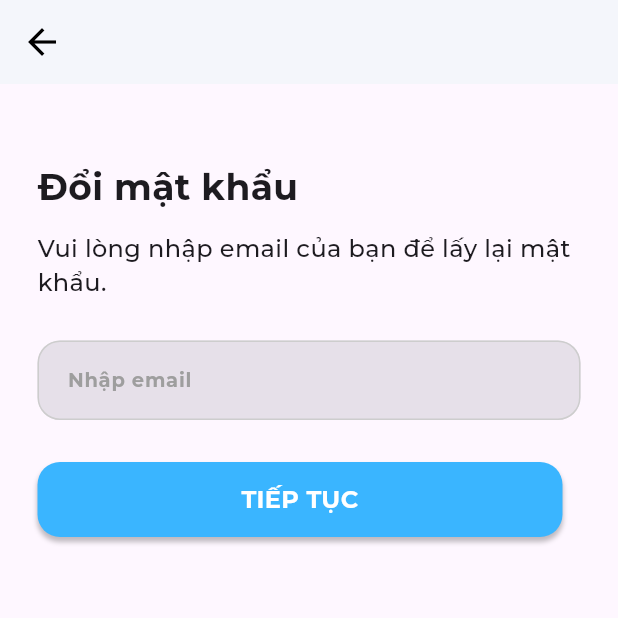
After one commit to anhtu193/careOn, a Flutter app: the screen it shows once a user with an empty profile is signed in, item 4 of the bottom bar chosen, after a tap on "Đổi mật khẩu", on a phone screen of 412 x 824 dp, the top half of it. The commit adds this screen. Run offline on Flutter 3.47's test engine with Material 3 defaults, Android fonts, the phone set to English and light mode, and no system bars; our stand-ins replace cloud_firestore, firebase_auth, firebase_core, flutter_local_notifications, google_nav_bar and 3 more; missing offline and left inert: dart:ffi, dialog_flowtter; accounts and stored records are empty; network calls fail; project files that could hold a hidden picture were left out.

Commit message:
Complete app function

```diff
--- a/lib/components/sign_in_button.dart
+++ b/lib/components/sign_in_button.dart
@@ -3,15 +3,19 @@ import 'package:flutter/material.dart';
 class SignInButton extends StatelessWidget {
   final Function()? onTap;
   final String buttonName;
+  final double width;
   const SignInButton(
-      {super.key, required this.onTap, required this.buttonName});
+      {super.key,
+      required this.onTap,
+      required this.buttonName,
+      required this.width});
 
   @override
   Widget build(BuildContext context) {
     return GestureDetector(
       onTap: onTap,
       child: Container(
-        width: 309,
+        width: width,
         height: 50,
         decoration: BoxDecoration(
           color: Color(0xff3ab5ff),
--- a/lib/pages/add_reminder_page.dart
+++ b/lib/pages/add_reminder_page.dart
@@ -335,7 +335,6 @@ class _AddReminderPageState extends State<AddReminderPage> {
         }).catchError((error) {
           print("Lỗi khi cập nhật nhắc nhở: $error");
         });
-        Navigator.pop(context);
       }
     }
   }
--- /dev/null
+++ b/lib/pages/forgot_password_page.dart
@@ -0,0 +1,109 @@
+import 'package:care_on/components/sign_in_button.dart';
+import 'package:care_on/components/textfield.dart';
+import 'package:care_on/pages/email_sent_page.dart';
+import 'package:firebase_auth/firebase_auth.dart';
+import 'package:flutter/material.dart';
+
+class ForgotPasswordPage extends StatefulWidget {
+  const ForgotPasswordPage({super.key});
+
+  @override
+  State<ForgotPasswordPage> createState() => _ForgotPasswordPageState();
+}
+
+class _ForgotPasswordPageState extends State<ForgotPasswordPage> {
+  final emailController = TextEditingController();
+
+  Future passwordReset() async {
+    if (emailController.value.text.isEmpty) {
+      ScaffoldMessenger.of(context).showSnackBar(const SnackBar(
+        content: Text(
+          'Vui lòng nhập email để lấy lại mật khẩu!',
+          style: TextStyle(
+              fontFamily: 'Montserrat',
+              fontWeight: FontWeight.w500,
+              fontSize: 16),
+        ),
+        duration: Duration(seconds: 2), // Thời gian hiển thị SnackBar
+      ));
+    } else {
+      try {
+        await FirebaseAuth.instance
+            .sendPasswordResetEmail(email: emailController.text);
+        Navigator.push(
+          context,
+          MaterialPageRoute(
+            builder: (context) => EmailSentPage(),
+          ),
+        );
+      } on FirebaseAuthException catch (e) {
+        print(e);
+        showDialog(
+            context: context,
+            builder: (context) {
+              return AlertDialog(
+                content: Text(e.message.toString()),
+              );
+            });
+      }
+    }
+  }
+
+  @override
+  Widget build(BuildContext context) {
+    return SafeArea(
+        child: Scaffold(
+      appBar: AppBar(
+        centerTitle: true,
+        iconTheme:
+            IconThemeData(color: Colors.black, size: 28 //change your color here
+                ),
+        backgroundColor: Color(0xffF4F6FB),
+        elevation: 0,
+      ),
+      body: Builder(
+        builder: (BuildContext context) {
+          return Padding(
+            padding: const EdgeInsets.symmetric(horizontal: 25.0),
+            child: Column(
+              crossAxisAlignment: CrossAxisAlignment.start,
+              mainAxisAlignment: MainAxisAlignment.start,
+              children: [
+                SizedBox(
+                  height: 51,
+                ),
+                Text(
+                  "Đổi mật khẩu",
+                  style: TextStyle(fontSize: 24, fontWeight: FontWeight.w700),
+                ),
+                SizedBox(
+                  height: 13,
+                ),
+                Text(
+                  "Vui lòng nhập email của bạn để lấy lại mật khẩu.",
+                  style: TextStyle(fontSize: 16, fontWeight: FontWeight.w400),
+                ),
+                SizedBox(
+                  height: 27,
+                ),
+                MyTextField(
+                    controller: emailController,
+                    hintText: "Nhập email",
+                    obscureText: false,
+                    inputType: TextInputType.text),
+                SizedBox(
+                  height: 28,
+                ),
+                SignInButton(
+                  onTap: passwordReset,
+                  buttonName: "TIẾP TỤC",
+                  width: 350,
+                )
+              ],
+            ),
+          );
+        },
+      ),
+    ));
+  }
+}
--- a/lib/pages/login_page.dart
+++ b/lib/pages/login_page.dart
@@ -1,6 +1,9 @@
 import 'package:care_on/components/sign_in_button.dart';
 import 'package:care_on/components/square_tile.dart';
 import 'package:care_on/components/textfield.dart';
+import 'package:care_on/pages/email_sent_page.dart';
+import 'package:care_on/pages/forgot_password_page.dart';
+import 'package:care_on/pages/navigator.dart';
 import 'package:firebase_auth/firebase_auth.dart';
 import 'package:flutter/material.dart';
 
@@ -18,6 +21,8 @@ class _LoginPageState extends State<LoginPage> {
 
   final passwordController = TextEditingController();
 
+  bool isHidden = false;
+
   void signUserIn() async {
     // show loading circle
     showDialog(
@@ -34,6 +39,12 @@ class _LoginPageState extends State<LoginPage> {
           email: emailController.text, password: passwordController.text);
       //pop the loading circle
       Navigator.pop(context);
+      Navigator.push(
+        context,
+        MaterialPageRoute(
+          builder: (context) => NavigationPage(),
+        ),
+      );
     } on FirebaseAuthException catch (e) {
       //pop the loading circle
       Navigator.pop(context);
@@ -53,6 +64,19 @@ class _LoginPageState extends State<LoginPage> {
         );
       },
     );
+  }
+
+  void toggleVisibleState() {
+    setState(() {
+      isHidden = !isHidden;
+    });
+  }
+
+  @override
+  void initState() {
+    // TODO: implement initState
+    super.initState();
+    isHidden = true;
   }
 
   @override
@@ -89,11 +113,32 @@ class _LoginPageState extends State<LoginPage> {
               ),
               Padding(
                 padding: const EdgeInsets.symmetric(horizontal: 40),
-                child: MyTextField(
+                child: Stack(
+                  alignment: Alignment.bottomRight,
+                  children: [
+                    MyTextField(
                       inputType: TextInputType.text,
                       controller: passwordController,
                       hintText: 'Mật khẩu',
-                  obscureText: true,
+                      obscureText: isHidden,
+                    ),
+                    Positioned(
+                      bottom: 12,
+                      right: 15,
+                      child: GestureDetector(
+                        onTap: () {
+                          toggleVisibleState();
+                        },
+                        child: SizedBox(
+                          height: 25,
+                          width: 25,
+                          child: isHidden == false
+                              ? Image.asset("lib/images/hidden.png")
+                              : Image.asset("lib/images/visible.png"),
+                        ),
+                      ),
+                    )
+                  ],
                 ),
               ),
               Padding(
@@ -102,12 +147,22 @@ class _LoginPageState extends State<LoginPage> {
                 child: Row(
                   mainAxisAlignment: MainAxisAlignment.end,
                   children: [
-                    Text(
+                    GestureDetector(
+                      onTap: () {
+                        Navigator.push(
+                          context,
+                          MaterialPageRoute(
+                            builder: (context) => ForgotPasswordPage(),
+                          ),
+                        );
+                      },
+                      child: Text(
                         'Quên mật khẩu?',
                         style: TextStyle(
                             fontSize: 13,
                             fontWeight: FontWeight.w700,
                             color: Color(0xff3bb5ff)),
+                      ),
                     ),
                   ],
                 ),
@@ -118,43 +173,11 @@ class _LoginPageState extends State<LoginPage> {
               SignInButton(
                 buttonName: 'ĐĂNG NHẬP',
                 onTap: signUserIn,
+                width: 309,
               ),
               const SizedBox(
-                height: 33,
+                height: 128,
               ),
-
-              Padding(
-                padding: const EdgeInsets.symmetric(horizontal: 40),
-                child: Row(
-                  children: [
-                    Expanded(
-                        child: Divider(
-                      thickness: 0.5,
-                      color: Color(0xffb6b6b6),
-                    )),
-                    Padding(
-                      padding: const EdgeInsets.symmetric(horizontal: 15),
-                      child: Text(
-                        'or',
-                        style: TextStyle(
-                            fontSize: 16,
-                            fontWeight: FontWeight.w700,
-                            color: Color(0xffb7b7b8)),
-                      ),
-                    ),
-                    Expanded(
-                        child: Divider(
-                      thickness: 0.5,
-                      color: Color(0xffb6b6b6),
-                    ))
-                  ],
-                ),
-              ),
-
-              // google sign in
-              Container(
-                  padding: EdgeInsets.fromLTRB(27, 27, 27, 27),
-                  child: SquareTile(imagePath: 'lib/images/gmail.png')),
 
               //Chua co tai khoan ? Dang ki ngay
               Row(
--- a/lib/pages/user_page.dart
+++ b/lib/pages/user_page.dart
@@ -1,4 +1,6 @@
 import 'package:care_on/pages/edit_user_page.dart';
+import 'package:care_on/pages/forgot_password_page.dart';
+import 'package:care_on/pages/login_or_register.dart';
 import 'package:cloud_firestore/cloud_firestore.dart';
 import 'package:flutter/material.dart';
 import 'package:firebase_auth/firebase_auth.dart';
@@ -22,6 +24,12 @@ class _UserPageState extends State<UserPage> {
   //sign user out
   void signUserOut() {
     FirebaseAuth.instance.signOut();
+    Navigator.push(
+      context,
+      MaterialPageRoute(
+        builder: (context) => LoginOrRegisterPage(),
+      ),
+    );
   }
 
   // Điều hướng đến trang chỉnh sửa thông tin người dùng
@@ -325,11 +333,47 @@ class _UserPageState extends State<UserPage> {
                   SizedBox(
                     height: 24,
                   ),
-                  GestureDetector(
-                    onTap: signUserOut,
-                    child: Container(
+                  Padding(
+                    padding: const EdgeInsets.symmetric(horizontal: 40),
+                    child: Row(
+                      mainAxisAlignment: MainAxisAlignment.spaceBetween,
+                      children: [
+                        Container(
+                          child: GestureDetector(
+                            onTap: () {
+                              Navigator.push(
+                                context,
+                                MaterialPageRoute(
+                                  builder: (context) => ForgotPasswordPage(),
+                                ),
+                              );
+                            },
+                            child: Row(
+                                mainAxisAlignment: MainAxisAlignment.center,
+                                children: [
+                                  SizedBox(
+                                    height: 32,
+                                    width: 32,
+                                    child: Image.asset(
+                                        "lib/images/reset-password.png"),
+                                  ),
+                                  SizedBox(
+                                    width: 10,
+                                  ),
+                                  Text(
+                                    "Đổi mật khẩu",
+                                    style: TextStyle(
+                                        fontSize: 16,
+                                        fontWeight: FontWeight.w600),
+                                  )
+                                ]),
+                          ),
+                        ),
+                        Container(
                           height: 28,
                           width: 128,
+                          child: GestureDetector(
+                            onTap: signUserOut,
                             child: Row(
                                 mainAxisAlignment: MainAxisAlignment.center,
                                 children: [
@@ -343,9 +387,14 @@ class _UserPageState extends State<UserPage> {
                                   ),
                                   Text(
                                     "Đăng xuất",
-                              style: TextStyle(fontSize: 16),
+                                    style: TextStyle(
+                                        fontSize: 16,
+                                        fontWeight: FontWeight.w600),
                                   )
                                 ]),
+                          ),
+                        ),
+                      ],
                     ),
                   ),
                 ],
```
Also changed, not shown: lib/pages/email_sent_page.dart (added, +69 -0 lines), lib/pages/home_page.dart (+0 -17 lines), lib/pages/library_page.dart (+7 -0 lines), lib/pages/register_page.dart (+22 -0 lines), lib/images/hidden.png (added), lib/images/reset-password.png (added), lib/images/visible.png (added). Lines whose indentation alone changed are shown as unchanged.
